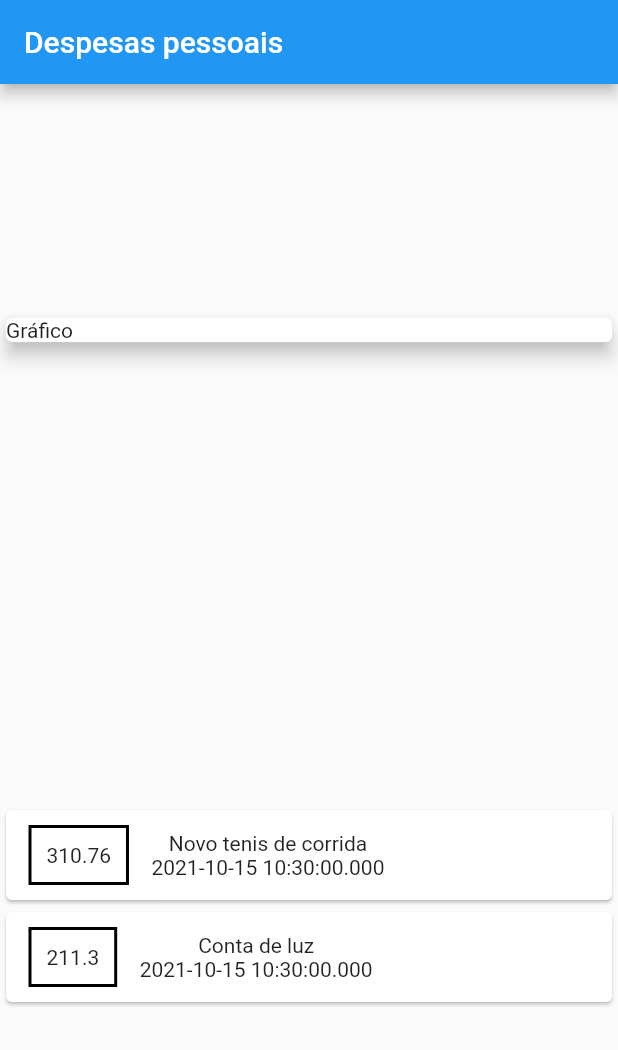
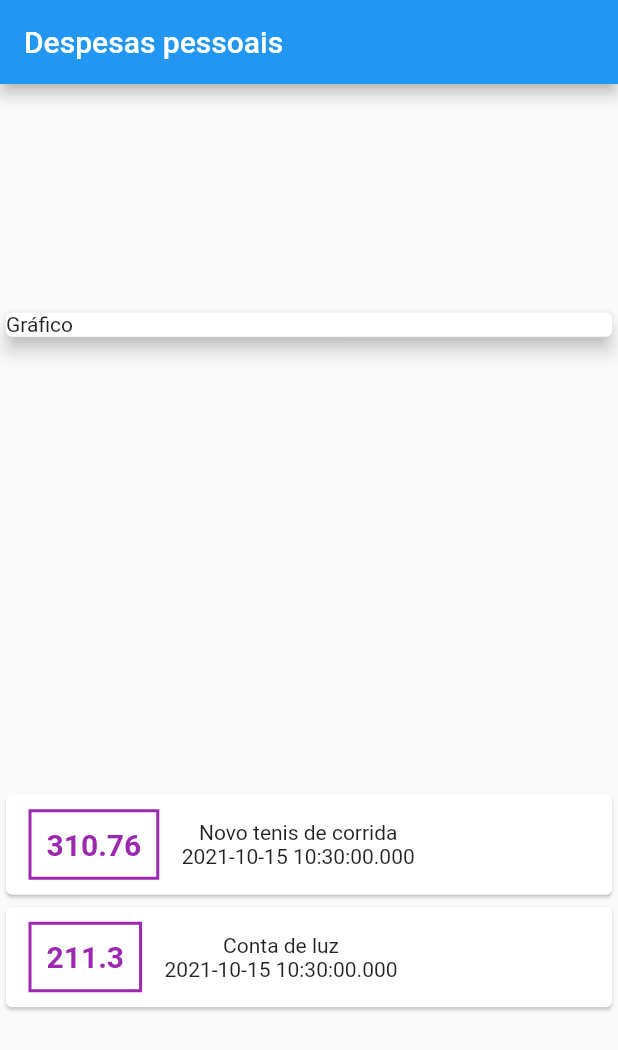
Before and after one commit to jccallves-developer/expenses, a Flutter app: the screen it shows after launch, on a phone screen of 412 x 824 dp. Shown: the top 1050 px of the screen. Run offline on Flutter 3.47's test engine with Material 2 defaults, Android fonts, the phone set to English and light mode, and no system bars.

Commit message:
#Aula98 - Aplicando estilo no texto

```diff
--- a/lib/main.dart
+++ b/lib/main.dart
@@ -53,11 +53,16 @@ class MyHomePage extends StatelessWidget {
                           EdgeInsets.symmetric(horizontal: 15, vertical: 10),
                       decoration: BoxDecoration(
                           border: Border.all(
-                        color: Colors.black,
+                        color: Colors.purple,
                         width: 2,
                       )),
                       padding: EdgeInsets.all(10),
-                      child: Text(tr.value.toString()),
+                      child: Text(tr.value.toString(),
+                          style: TextStyle(
+                            fontWeight: FontWeight.bold,
+                            fontSize: 20,
+                            color: Colors.purple,
+                          )),
                     ),
                     Column(
                       children: [
```
